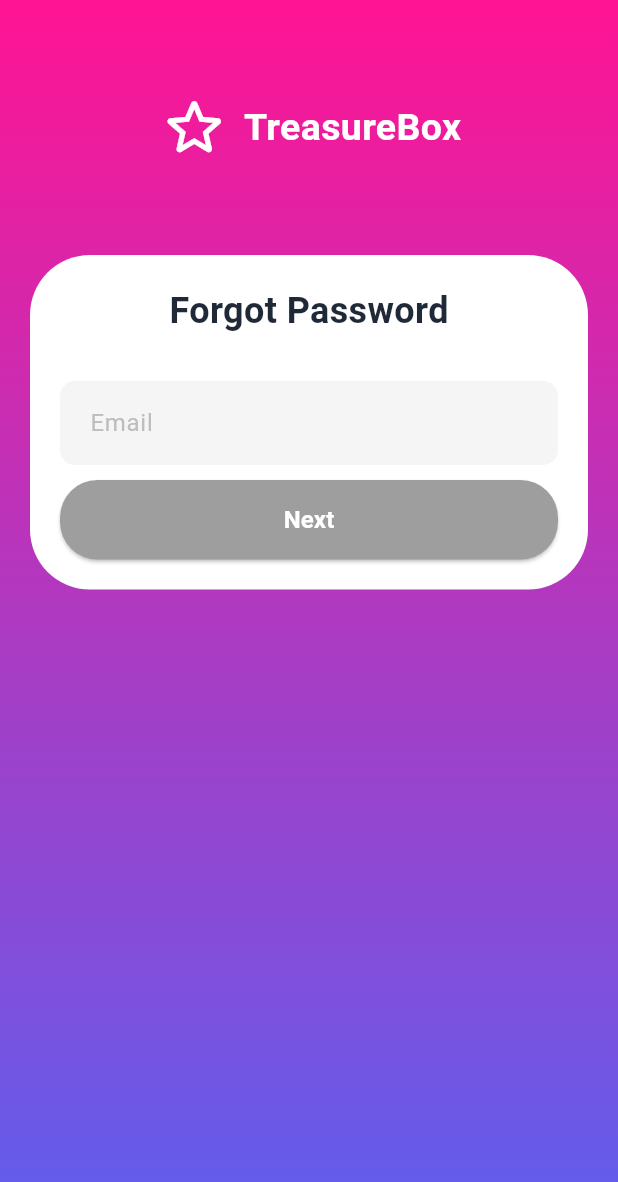
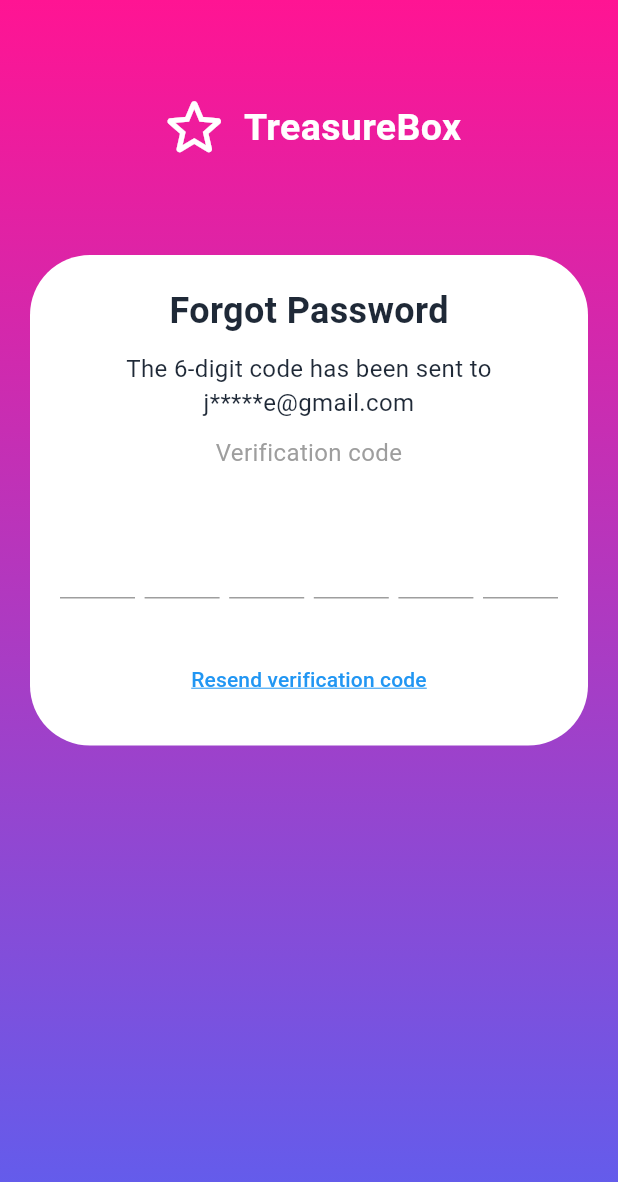
Before and after one commit to qingting88/tb_flutter, a Flutter app: the ForgotPasswordPage screen opened by its route, after a tap on "Next", on a phone screen of 412 x 824 dp. Shown: the top 1182 px of the screen. Run offline on Flutter 3.47's test engine with Material 3 defaults, Android fonts, the phone set to English and light mode, and no system bars; our stand-ins replace email_validator, go_router; Roboto replaces fonts that are missing (SF Pro Display).

Commit message:
[feature] forgot password verification page ui

```diff
--- a/lib/core/constants/app_constants.dart
+++ b/lib/core/constants/app_constants.dart
@@ -8,8 +8,7 @@ class AppConstants {
   static const String registrationCompleteRoute = '/registration-complete';
   static const String homeRoute = '/home';
   static const String loginRoute = '/login';
-  static const String forgotpasswordRoute = '/forgotpassword';
+  static const String forgotPasswordRoute = '/forgotpassword';
+  static const String forgotPasswordVerificationRoute = '/ForgotPasswordVerification';
 
-  // 验证相关
-  static const int verificationCodeLength = 4;
 }
--- a/lib/core/utils/router.dart
+++ b/lib/core/utils/router.dart
@@ -6,6 +6,7 @@ import 'package:tb_flutter/features/auth/presentation/pages/registration_complet
 import 'package:tb_flutter/features/auth/presentation/pages/sign_up_page.dart';
 import 'package:tb_flutter/features/auth/presentation/pages/verification_page.dart';
 import 'package:tb_flutter/features/login/pages/forgot_password_page.dart';
+import 'package:tb_flutter/features/login/pages/forgot_password_verification_page.dart';
 
 import '../../features/login/pages/login_page.dart';
 
@@ -37,8 +38,12 @@ final appRouter = GoRouter(
       builder: (context, state) => const LoginPage(),
     ),
     GoRoute(
-      path: AppConstants.forgotpasswordRoute,
+      path: AppConstants.forgotPasswordRoute,
       builder: (context, state) => const ForgotPasswordPage(),
+    ),
+    GoRoute(
+      path: AppConstants.forgotPasswordVerificationRoute,
+      builder: (context, state) => const ForgotPasswordVerificationPage(),
     ),
   ],
 );
--- a/lib/features/auth/presentation/pages/verification_page.dart
+++ b/lib/features/auth/presentation/pages/verification_page.dart
@@ -73,6 +73,7 @@ class VerificationPage extends StatelessWidget {
                               ),
                               const SizedBox(height: 40),
                               VerificationCodeInput(
+                                length: 4,
                                 onCompleted:
                                     (code) =>
                                         _handleVerification(context, code),
--- a/lib/features/login/pages/forgot_password_page.dart
+++ b/lib/features/login/pages/forgot_password_page.dart
@@ -1,5 +1,7 @@
 import 'package:flutter/cupertino.dart';
 import 'package:flutter/material.dart';
+import 'package:go_router/go_router.dart';
+import 'package:tb_flutter/core/constants/app_constants.dart';
 
 import '../../../core/utils/validators.dart';
 import '../../../core/widgets/app_button.dart';
@@ -21,7 +23,13 @@ class _ForgotPasswordPageState extends State<ForgotPasswordPage> {
   final _emailController = TextEditingController();
 
   void _handleNext(BuildContext context) {
-    // todo
+    context.go(AppConstants.forgotPasswordVerificationRoute);
+  }
+
+  @override
+  void dispose() {
+    _emailController.dispose();
+    super.dispose();
   }
 
   @override
--- /dev/null
+++ b/lib/features/login/pages/forgot_password_verification_page.dart
@@ -0,0 +1,117 @@
+import 'package:flutter/cupertino.dart';
+import 'package:flutter/material.dart';
+import '../../../core/utils/validators.dart';
+import '../../../core/widgets/app_logo.dart';
+import '../../../core/widgets/app_text_field.dart';
+import '../../../core/widgets/gradient_background.dart';
+import 'package:tb_flutter/core/widgets/verification_code_input.dart';
+
+class ForgotPasswordVerificationPage extends StatefulWidget {
+  const ForgotPasswordVerificationPage({super.key});
+
+  @override
+  State<StatefulWidget> createState() {
+    return  _ForgotPasswordVerificationPageState();
+  }
+}
+
+class _ForgotPasswordVerificationPageState extends State<ForgotPasswordVerificationPage> {
+  final _verificationController = TextEditingController();
+
+  void _handleVerification(BuildContext context, String code) {
+    // TODO：跳转到安全验证页
+  }
+
+  void _resendVerificationCode() {
+    // 待实现
+  }
+
+  @override
+  void dispose() {
+    _verificationController.dispose();
+    super.dispose();
+  }
+
+  @override
+  Widget build(BuildContext context) {
+    return Scaffold(
+      resizeToAvoidBottomInset: false,
+      body: GradientBackground(
+        child: LayoutBuilder(
+          builder: (context, constraints) {
+            return SingleChildScrollView(
+              child: ConstrainedBox(
+                constraints: BoxConstraints(minHeight: constraints.maxHeight),
+                child: IntrinsicHeight(
+                  child: Padding(padding: EdgeInsets.fromLTRB(20, 20, 20, MediaQuery.of(context).padding.bottom + 20),
+                    child: Column(
+                      children: [
+                        const SizedBox(height: 40),
+                        const Center(child: AppLogo(size: 50)),
+                        const SizedBox(height: 60),
+                        Container(
+                          padding: const EdgeInsets.all(20),
+                          decoration: BoxDecoration(
+                            color: Colors.white,
+                            borderRadius: BorderRadius.circular(40),
+                          ),
+                          child: Form(
+                            child: Column(
+                              crossAxisAlignment: CrossAxisAlignment.start,
+                              children: [
+                                const Center(child: Text('Forgot Password', style: TextStyle(fontSize: 24, fontWeight: FontWeight.bold),)),
+                                const SizedBox(height: 10),
+                                const Center(
+                                    child: Text('The 6-digit code has been sent to j*****e@gmail.com',
+                                      style: TextStyle(fontSize: 16, fontWeight: FontWeight.normal),
+                                      textAlign: TextAlign.center,
+                                    )
+                                ),
+                                const SizedBox(height: 10),
+                                const Center(
+                                    child: Text('Verification code',
+                                      style: TextStyle(
+                                          fontSize: 16,
+                                          fontWeight: FontWeight.normal,
+                                          color: Colors.grey),
+                                      textAlign: TextAlign.center,
+                                    )
+                                ),
+                                const SizedBox(height: 30),
+                                VerificationCodeInput(
+                                  length: 6,
+                                  onCompleted:
+                                      (code) =>
+                                      _handleVerification(context, code),
+                                ),
+                                const SizedBox(height: 30),
+                                Center(
+                                  child: TextButton(
+                                    onPressed: _resendVerificationCode,
+                                    child: const Text(
+                                      'Resend verification code',
+                                      style: TextStyle(
+                                        decoration: TextDecoration.underline,
+                                        color: Colors.blue,
+                                        decorationColor: Colors.blue
+                                      ),
+                                      textAlign: TextAlign.center,
+                                    ),
+                                  ),
+                                ),
+                              ],
+                            ),
+                          ),
+                        ),
+                      ],
+                    ),
+                  ),
+                ),
+              ),
+            );
+          },
+        ),
+      ),
+    );
+  }
+}
--- a/lib/features/login/pages/login_page.dart
+++ b/lib/features/login/pages/login_page.dart
@@ -29,7 +29,7 @@ class _LoginPageState extends State<LoginPage> {
   }
 
   void _handleForgotPassword(BuildContext context) {
-    context.go(AppConstants.forgotpasswordRoute);
+    context.go(AppConstants.forgotPasswordRoute);
   }
 
   void _handleSignup(BuildContext context) {
@@ -40,6 +40,13 @@ class _LoginPageState extends State<LoginPage> {
     setState(() {
       _obscurePassword = !_obscurePassword;
     });
+  }
+
+  @override
+  void dispose() {
+    _passwordController.dispose();
+    _emailController.dispose();
+    super.dispose();
   }
 
   @override
```
